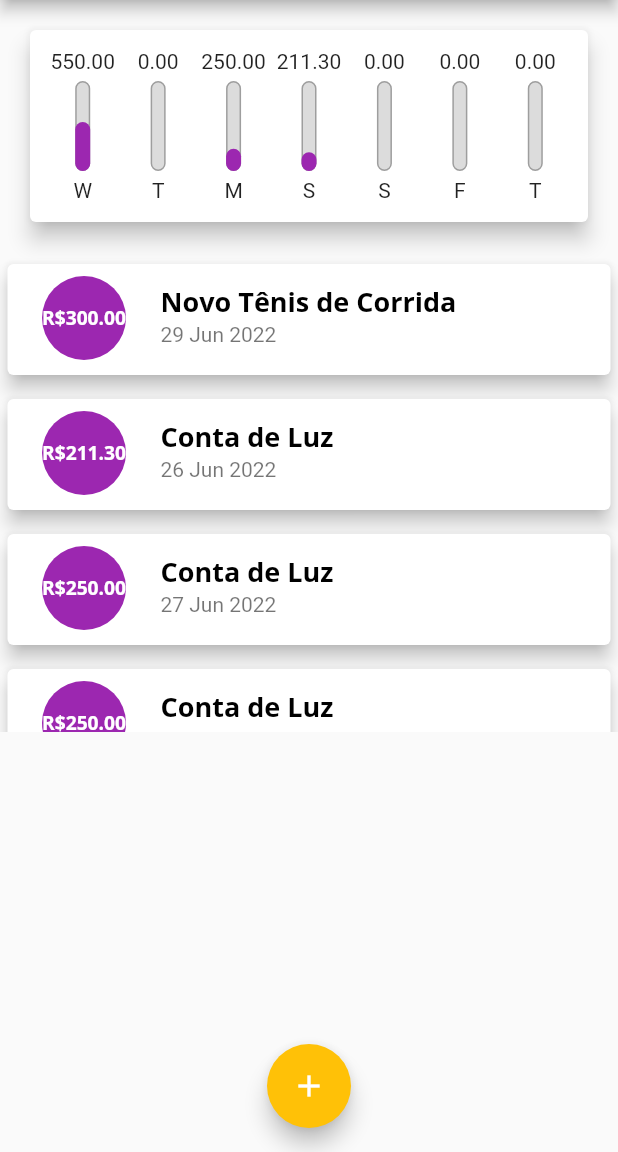
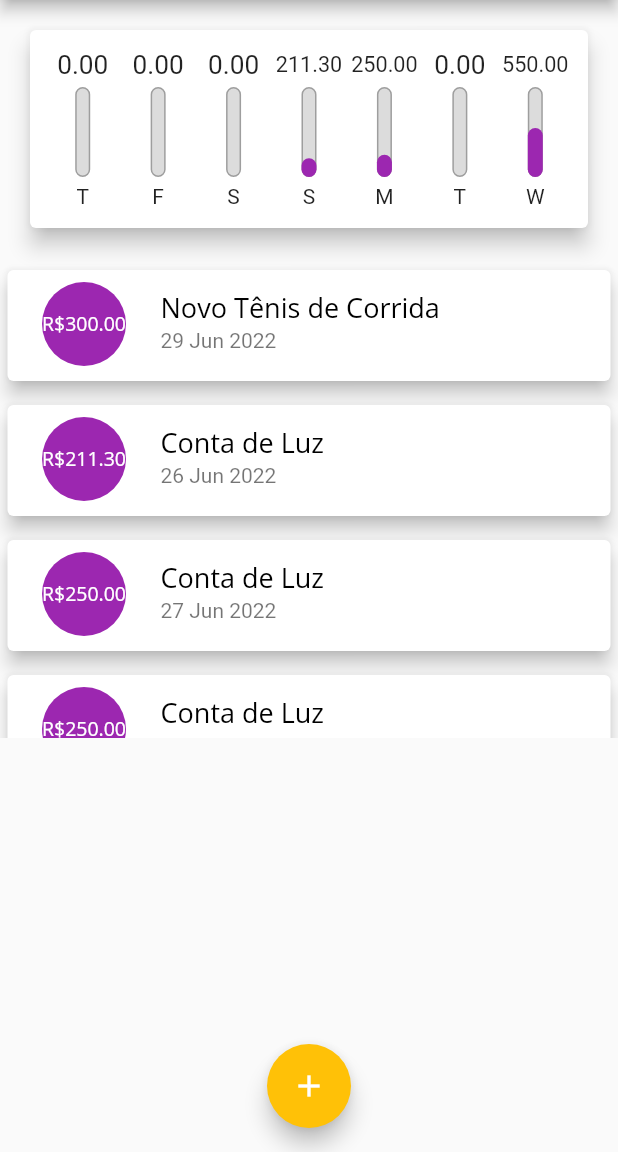
Before and after one commit to CaioNoboa/expenses_APP_Flutter, a Flutter app: the screen it shows after launch, on a phone screen of 412 x 824 dp, the part 84-1236 px from its top. Run offline on Flutter 3.47's test engine with Material 2 defaults, Android fonts, the phone set to English and light mode, and no system bars.

```diff
--- a/lib/components/chart.dart
+++ b/lib/components/chart.dart
@@ -32,7 +32,7 @@ class Chart extends StatelessWidget {
             .format(weekDay)[0], // para mostrar apenas a primeira letra do dia,
         'value': totalSum,
       };
-    });
+    }).reversed.toList();
   }
 
   double get _weekTotalValue {
--- a/lib/components/chart_bar.dart
+++ b/lib/components/chart_bar.dart
@@ -17,8 +17,11 @@ class ChartBar extends StatelessWidget {
       padding: const EdgeInsets.all(3.0),
       child: Column(
         children: <Widget>[
-          FittedBox(
-            child: Text('${value.toStringAsFixed(2)}'),
+          Container(
+            height: 20,
+            child: FittedBox(
+              child: Text('${value.toStringAsFixed(2)}'),
+            ),
           ),
           SizedBox(height: 5),
           Container(
--- a/lib/main.dart
+++ b/lib/main.dart
@@ -20,19 +20,23 @@ class ExpensesApp extends StatelessWidget {
         colorScheme: tema.colorScheme.copyWith(
           primary: Colors.purple,
           secondary: Colors.amber,
+          tertiary: Colors.white,
         ),
         textTheme: tema.textTheme.copyWith(
           headline6: TextStyle(
             fontFamily: 'OpenSans',
             fontSize: 18,
-            fontWeight: FontWeight.bold,
+            fontWeight: FontWeight.normal,
             color: Colors.black,
           ),
           headline5: TextStyle(
             fontFamily: 'OpenSans',
             fontSize: 17,
+            color: Colors.white,
+          ),
+          button: TextStyle(
+            color: Colors.white,
             fontWeight: FontWeight.bold,
-            color: Colors.white,
           ),
         ),
         appBarTheme: AppBarTheme(
```
Also changed, not shown: lib/components/transaction_form.dart (+62 -10 lines).
